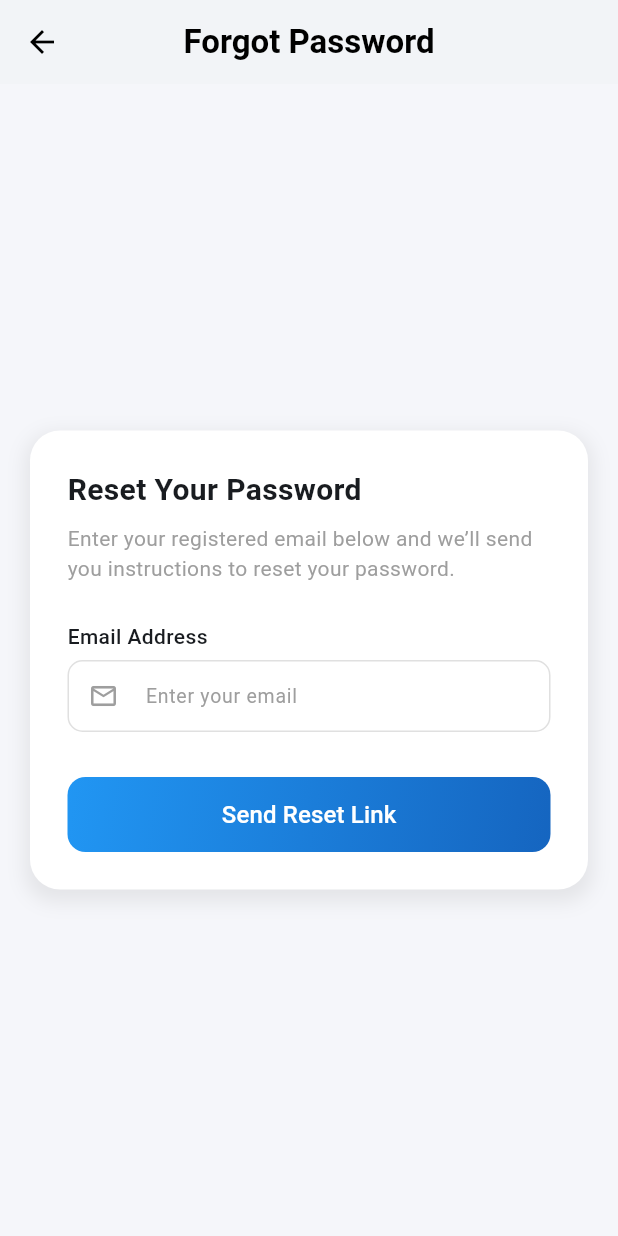
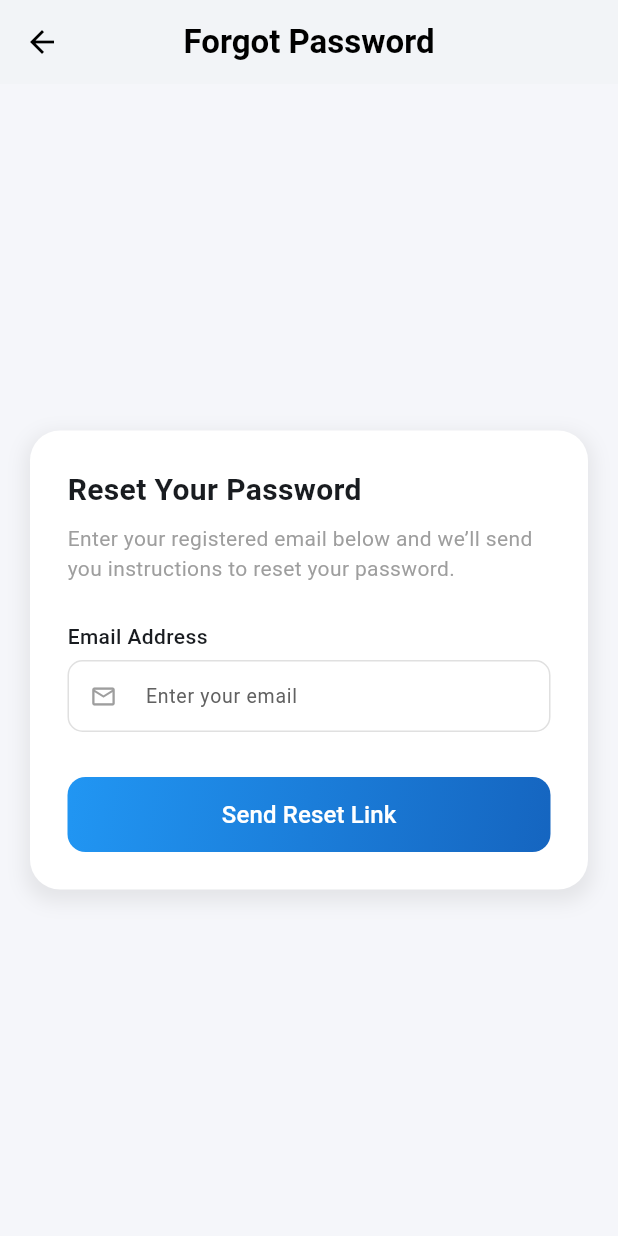
Before and after one commit to yash-aryahsworld-infotech/meet, a Flutter app: the screen it shows after launch, after a tap on "Forgot Password?", on a phone screen of 412 x 824 dp. Run offline on Flutter 3.47's test engine with Material 3 defaults, Android fonts, the phone set to English and light mode, and no system bars; our stand-ins replace firebase_core, firebase_database; accounts and stored records are empty.

Commit message:
Enhance AuthPage and input components with responsive design and layout adjustments for improved user experience across devices

```diff
--- a/lib/auth/auth_page.dart
+++ b/lib/auth/auth_page.dart
@@ -2,6 +2,7 @@ import 'package:flutter/material.dart';
 import 'signin_page.dart';
 import 'signup_page.dart';
 import '../widgets/custom_toggle_switch.dart';
+import '../utils/responsive.dart';
 
 class AuthPage extends StatefulWidget {
   const AuthPage({super.key});
@@ -15,15 +16,99 @@ class _AuthPageState extends State<AuthPage> {
 
   @override
   Widget build(BuildContext context) {
+    final responsive = Responsive(context);
+
     return Scaffold(
       backgroundColor: const Color(0xFFF5F6FA),
       body: Center(
         child: SingleChildScrollView(
-          padding: const EdgeInsets.symmetric(horizontal: 20, vertical: 40),
+          physics: const BouncingScrollPhysics(),
+          padding: EdgeInsets.symmetric(
+            horizontal: responsive.defaultPadding,
+            vertical: responsive.defaultPadding * 1.5,
+          ),
+          child: LayoutBuilder(
+            builder: (context, constraints) {
+              if (responsive.isDesktop) {
+                // 🖥 Web/Desktop layout
+                return Row(
+                  mainAxisAlignment: MainAxisAlignment.center,
+                  children: [
+                    // Left side panel / illustration area
+                    Expanded(
+                      flex: 1,
+                      child: Padding(
+                        padding: const EdgeInsets.all(40),
+                        child: Column(
+                          mainAxisAlignment: MainAxisAlignment.center,
+                          crossAxisAlignment: CrossAxisAlignment.center,
+                          children: const [
+                            Icon(
+                              Icons.health_and_safety,
+                              size: 100,
+                              color: Colors.blueAccent,
+                            ),
+                            SizedBox(height: 20),
+                            Text(
+                              "Your Health, Our Priority",
+                              textAlign: TextAlign.center,
+                              style: TextStyle(
+                                fontSize: 28,
+                                fontWeight: FontWeight.bold,
+                                color: Colors.blueAccent,
+                              ),
+                            ),
+                            SizedBox(height: 10),
+                            Text(
+                              "Access comprehensive healthcare services\nand manage your health journey effortlessly.",
+                              textAlign: TextAlign.center,
+                              style: TextStyle(
+                                color: Colors.grey,
+                                fontSize: 16,
+                              ),
+                            ),
+                          ],
+                        ),
+                      ),
+                    ),
+
+                    // Right side login/signup card
+                    Expanded(
+                      flex: 1,
+                      child: Center(
+                        child: _buildAuthCard(responsive),
+                      ),
+                    ),
+                  ],
+                );
+              } else if (responsive.isTablet) {
+                // 💻 Tablet layout
+                return Center(
+                  child: ConstrainedBox(
+                    constraints: const BoxConstraints(maxWidth: 600),
+                    child: _buildAuthCard(responsive),
+                  ),
+                );
+              } else {
+                // 📱 Mobile layout
+                return Center(
                   child: ConstrainedBox(
                     constraints: const BoxConstraints(maxWidth: 420),
-            child: Container(
-              padding: const EdgeInsets.all(25),
+                    child: _buildAuthCard(responsive),
+                  ),
+                );
+              }
+            },
+          ),
+        ),
+      ),
+    );
+  }
+
+  // 🔹 Extracted reusable auth card builder
+  Widget _buildAuthCard(Responsive responsive) {
+    return Container(
+      padding: EdgeInsets.all(responsive.isDesktop ? 40 : 25),
       decoration: BoxDecoration(
         color: Colors.white,
         borderRadius: BorderRadius.circular(20),
@@ -40,19 +125,23 @@ class _AuthPageState extends State<AuthPage> {
         mainAxisSize: MainAxisSize.min,
         crossAxisAlignment: CrossAxisAlignment.center,
         children: [
-                  const Text(
+          Text(
             "Welcome to HealthCare Platform",
             textAlign: TextAlign.center,
             style: TextStyle(
-                      fontSize: 20,
+              fontSize: responsive.scale(20),
               fontWeight: FontWeight.bold,
+              color: Colors.black87,
             ),
           ),
           const SizedBox(height: 8),
-                  const Text(
+          Text(
             "Access comprehensive healthcare services\nand manage your health journey",
             textAlign: TextAlign.center,
-                    style: TextStyle(color: Colors.grey),
+            style: TextStyle(
+              color: Colors.grey.shade600,
+              fontSize: responsive.scale(13),
+            ),
           ),
           const SizedBox(height: 30),
 
@@ -67,6 +156,7 @@ class _AuthPageState extends State<AuthPage> {
 
           const SizedBox(height: 30),
 
+          // 🔹 Animated form switcher
           AnimatedSwitcher(
             duration: const Duration(milliseconds: 400),
             transitionBuilder: (child, animation) =>
@@ -77,10 +167,6 @@ class _AuthPageState extends State<AuthPage> {
           ),
         ],
       ),
-            ),
-          ),
-        ),
-      ),
     );
   }
 }
--- /dev/null
+++ b/lib/utils/responsive.dart
@@ -0,0 +1,39 @@
+import 'package:flutter/material.dart';
+
+/// ✅ Global class to handle responsive sizes for mobile, tablet, and web.
+class Responsive {
+  final BuildContext context;
+
+  Responsive(this.context);
+
+  double get width => MediaQuery.of(context).size.width;
+  double get height => MediaQuery.of(context).size.height;
+
+  bool get isMobile => width < 600;
+  bool get isTablet => width >= 600 && width < 1024;
+  bool get isDesktop => width >= 1024;
+
+  /// Get padding based on screen size
+  double get defaultPadding {
+    if (isMobile) return 16;
+    if (isTablet) return 24;
+    return 40; // web
+  }
+
+  /// Get default font size scale
+  double get scaleFactor {
+    if (isMobile) return 1.0;
+    if (isTablet) return 1.15;
+    return 1.3;
+  }
+
+  /// Get card/container width limit
+  double get contentMaxWidth {
+    if (isMobile) return width * 0.9;
+    if (isTablet) return width * 0.7;
+    return 600; // fixed for large web layouts
+  }
+
+  /// Scales a given size responsively
+  double scale(double size) => size * scaleFactor;
+}
--- a/lib/widgets/custom_input_field.dart
+++ b/lib/widgets/custom_input_field.dart
@@ -1,4 +1,5 @@
 import 'package:flutter/material.dart';
+import '../utils/responsive.dart';
 
 class CustomInputField extends StatelessWidget {
   final String labelText;
@@ -18,24 +19,27 @@ class CustomInputField extends StatelessWidget {
 
   @override
   Widget build(BuildContext context) {
+    final responsive = Responsive(context);
+    final double scaledFont = responsive.scale(14);
+
     return TextField(
       controller: controller,
       obscureText: obscureText,
       keyboardType: inputType,
-      style: const TextStyle(
-        fontSize: 14, // smaller text size inside the field
+      style: TextStyle(
+        fontSize: scaledFont,
         color: Colors.black87,
       ),
       decoration: InputDecoration(
-        prefixIcon: Icon(icon, color: Colors.grey, size: 20), // smaller icon
+        prefixIcon: Icon(icon, color: Colors.grey, size: scaledFont + 4),
         labelText: labelText,
-        labelStyle: const TextStyle(
-          fontSize: 13, // smaller label text
-          color: Colors.grey,
+        labelStyle: TextStyle(
+          fontSize: scaledFont - 1,
+          color: Colors.grey.shade700,
         ),
-        contentPadding: const EdgeInsets.symmetric(
-          vertical: 12, // reduced height
-          horizontal: 14,
+        contentPadding: EdgeInsets.symmetric(
+          vertical: responsive.isMobile ? 12 : 16,
+          horizontal: responsive.isMobile ? 14 : 18,
         ),
         border: OutlineInputBorder(
           borderRadius: BorderRadius.circular(10),
--- a/lib/widgets/custom_toggle_switch.dart
+++ b/lib/widgets/custom_toggle_switch.dart
@@ -1,4 +1,5 @@
 import 'package:flutter/material.dart';
+import '../utils/responsive.dart'; // ✅ Import your Responsive class
 
 class CustomToggleSwitch extends StatelessWidget {
   final List<String> options;
@@ -18,10 +19,30 @@ class CustomToggleSwitch extends StatelessWidget {
 
   @override
   Widget build(BuildContext context) {
-    final double width = MediaQuery.of(context).size.width * 0.8;
+    final responsive = Responsive(context);
+
+    return LayoutBuilder(
+      builder: (context, constraints) {
+        double maxWidth = constraints.maxWidth; // Parent width (card or screen)
+
+        // 🔹 Define widths per device type
+        double width;
+        if (responsive.isMobile) {
+          width = responsive.width * 0.85; // ~85% width
+        } else if (responsive.isTablet) {
+          width = responsive.width * 0.5; // ✅ Half width on tablet
+        } else {
+          width = responsive.width * 0.4; // ✅ Half (or less) for web/desktop
+        }
+
+        // Prevent width exceeding parent (important for cards)
+        if (width > maxWidth) width = maxWidth * 0.9;
+
+        final double adjustedFontSize = responsive.scale(fontSize);
         final double segmentWidth = width / options.length;
 
-    return Container(
+        return Center(
+          child: Container(
             height: height,
             width: width,
             padding: const EdgeInsets.all(4),
@@ -30,11 +51,12 @@ class CustomToggleSwitch extends StatelessWidget {
               borderRadius: BorderRadius.circular(12),
             ),
             child: Stack(
+              alignment: Alignment.center,
               children: [
                 // 🔹 Animated background indicator
                 AnimatedAlign(
                   alignment: Alignment(
-              (selectedIndex / (options.length - 1)) * 2 - 1, // Dynamic positioning
+                    (selectedIndex / (options.length - 1)) * 2 - 1,
                     0,
                   ),
                   duration: const Duration(milliseconds: 300),
@@ -50,16 +72,18 @@ class CustomToggleSwitch extends StatelessWidget {
                           color: Colors.grey.withOpacity(0.3),
                           blurRadius: 6,
                           spreadRadius: 1,
+                          offset: const Offset(0, 2),
                         ),
                       ],
                     ),
                   ),
                 ),
 
-          // 🔹 Full clickable segments
+                // 🔹 Clickable Text Segments
                 Row(
                   children: List.generate(options.length, (index) {
                     final bool isSelected = selectedIndex == index;
+
                     return Expanded(
                       child: InkWell(
                         borderRadius: BorderRadius.circular(10),
@@ -71,11 +95,18 @@ class CustomToggleSwitch extends StatelessWidget {
                           child: AnimatedDefaultTextStyle(
                             duration: const Duration(milliseconds: 200),
                             style: TextStyle(
-                        color: isSelected ? Colors.black : Colors.grey.shade600,
-                        fontWeight: isSelected ? FontWeight.w600 : FontWeight.w400,
-                        fontSize: fontSize,
+                              color: isSelected
+                                  ? Colors.black
+                                  : Colors.grey.shade600,
+                              fontWeight: isSelected
+                                  ? FontWeight.w600
+                                  : FontWeight.w400,
+                              fontSize: adjustedFontSize,
                             ),
-                      child: Text(options[index]),
+                            child: Text(
+                              options[index],
+                              textAlign: TextAlign.center,
+                            ),
                           ),
                         ),
                       ),
@@ -84,6 +115,9 @@ class CustomToggleSwitch extends StatelessWidget {
                 ),
               ],
             ),
+          ),
+        );
+      },
     );
   }
 }
```
Lines whose indentation alone changed are shown as unchanged.
